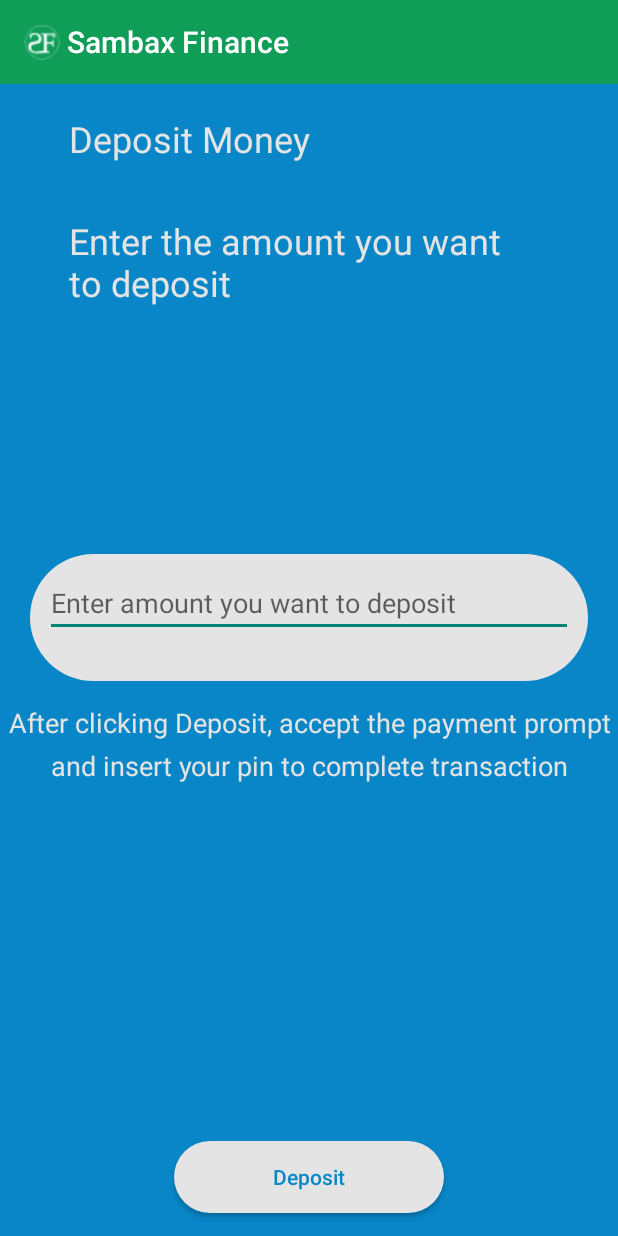
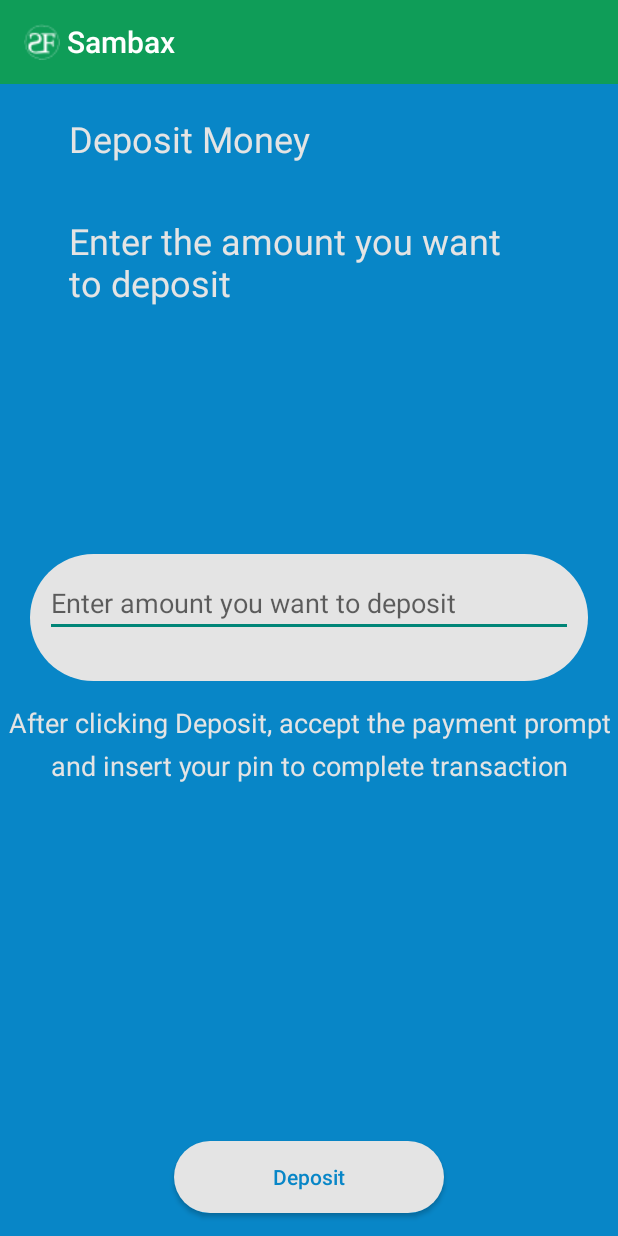
Before and after one commit to samkagsam/Sambaxfinance_android_app, an Android app: the FixedAccountDepositActivity screen opened directly, with no data from a screen before it, on a phone screen of 412 x 824 dp. Run offline under Robolectric (Android 15) with nearby library versions, the phone set to English and light mode, and no system bars.

Commit message:
dec28-2 commit direct from Android studio

```diff
--- a/app/src/main/res/layout/activity_fixed_account_deposit.xml
+++ b/app/src/main/res/layout/activity_fixed_account_deposit.xml
@@ -18,7 +18,7 @@
         app:layout_constraintEnd_toEndOf="parent"
         app:layout_constraintStart_toStartOf="parent"
         app:layout_constraintTop_toTopOf="parent"
-        app:title=" Sambax Finance"
+        app:title=" Sambax"
         app:titleTextColor="#ffff" />
 
     <TextView
```
